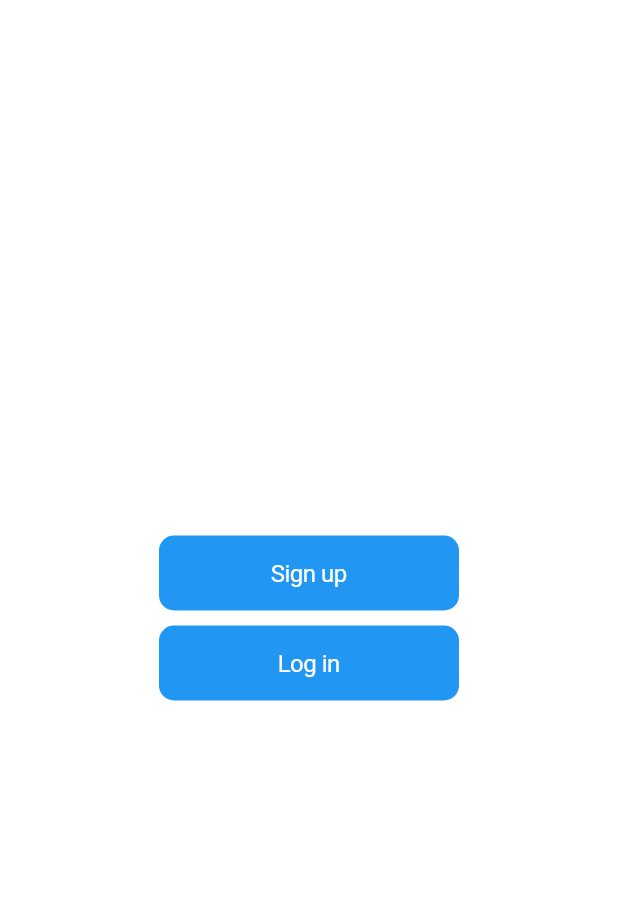
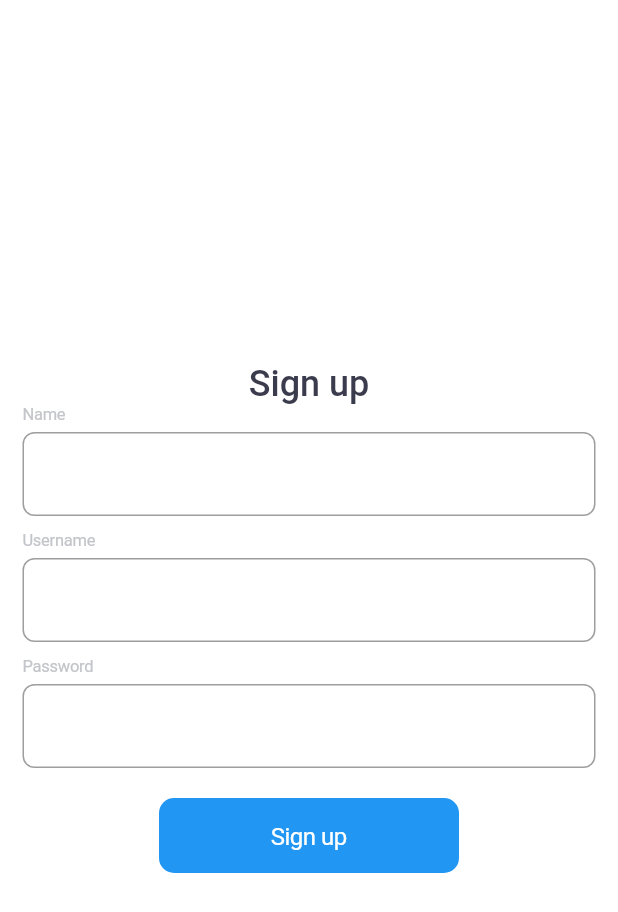
Before and after one commit to SonaHunanyan/make_better_me, a Flutter app: the screen it shows after launch, after a tap on "Sign up", on a phone screen of 412 x 824 dp. Shown: the top 912 px of the screen. Run offline on Flutter 3.47's test engine with Material 2 defaults, Android fonts, the phone set to English and light mode, and no system bars; our stand-ins replace equatable, flutter_bloc, rxdart, shared_preferences.

Commit message:
ADD sign up validation

```diff
--- a/lib/domain/entity/user.dart
+++ b/lib/domain/entity/user.dart
@@ -4,18 +4,18 @@ class User extends Equatable {
   const User(
       {required this.id,
       required this.name,
-      required this.login,
+      required this.username,
       required this.password});
   final String id;
   final String name;
-  final String login;
+  final String username;
   final String password;
 
   factory User.fromJson(Map<String, dynamic> json) {
     return User(
       id: json['id'] as String,
       name: json['name'] as String,
-      login: json['login'] as String,
+      username: json['username'] as String,
       password: json['password'] as String,
     );
   }
@@ -24,7 +24,7 @@ class User extends Equatable {
     return <String, dynamic>{
       'id': id,
       'name': name,
-      'login': login,
+      'username': username,
       'password': password,
     };
   }
--- a/lib/presentation/page/home/home_page.dart
+++ b/lib/presentation/page/home/home_page.dart
@@ -1,5 +1,6 @@
 import 'package:flutter/material.dart';
 import 'package:make_better_me/presentation/constant/constans.dart';
+import 'package:make_better_me/presentation/page/sign_up/sign_up_page.dart';
 import 'package:make_better_me/presentation/themes/app_strings.dart';
 import 'package:make_better_me/presentation/widget/rounded_button.dart';
 
@@ -19,7 +20,10 @@ class _HomePageState extends State<HomePage> {
         mainAxisAlignment: MainAxisAlignment.center,
         children: [
           RoundedButton(
-            onTap: () {},
+            onTap: () {
+              Navigator.of(context).push(
+                  MaterialPageRoute(builder: (context) => const SignUpPage()));
+            },
             title: AppStrings.signUp,
           ),
           Padding(
--- /dev/null
+++ b/lib/presentation/page/sign_up/bloc/sign_up_bloc.dart
@@ -0,0 +1,67 @@
+import 'package:flutter_bloc/flutter_bloc.dart';
+import 'package:make_better_me/presentation/page/sign_up/bloc/sign_up_event.dart';
+import 'package:make_better_me/presentation/page/sign_up/bloc/sign_up_state.dart';
+import 'package:make_better_me/presentation/util/validator.dart';
+import '../../../extension/bloc_transform.dart';
+
+class SignUpBloc extends Bloc<SignUpEvent, SignUpState> {
+  SignUpBloc() : super(SignUpInitialState()) {
+    on<UsernameValidationEvent>(_onUsernameValidationEvent,
+        transformer: debounce(const Duration(milliseconds: 500)));
+    on<NameValidationEvent>(_onNameValidationEvent,
+        transformer: debounce(const Duration(milliseconds: 500)));
+    on<PasswordValidationEvent>(_onPasswordValidationEvent,
+        transformer: debounce(const Duration(milliseconds: 500)));
+    on<FormValidationEvent>(_onFormValidationEvent);
+  }
+
+  Future<void> _onUsernameValidationEvent(
+      UsernameValidationEvent event, Emitter<SignUpState> emit) async {
+    final errorText = Validators.emptyValidators(event.username);
+    if (errorText == null) {
+      emit(UsernameValidatedState());
+      return;
+    }
+
+    emit(UsernameInvalidState(errorMessage: errorText));
+  }
+
+  Future<void> _onNameValidationEvent(
+      NameValidationEvent event, Emitter<SignUpState> emit) async {
+    final errorText = Validators.emptyValidators(event.name);
+    if (errorText == null) {
+      emit(NameValidatedState());
+      return;
+    }
+
+    emit(NameInvalidState(errorMessage: errorText));
+  }
+
+  Future<void> _onPasswordValidationEvent(
+      PasswordValidationEvent event, Emitter<SignUpState> emit) async {
+    final errorText = Validators.passwordValidators(event.password);
+    if (errorText == null) {
+      emit(PasswordValidatedState());
+      return;
+    }
+
+    emit(PasswordInvalidState(errorMessage: errorText));
+  }
+
+  Future<void> _onFormValidationEvent(
+      FormValidationEvent event, Emitter<SignUpState> emit) async {
+    final nameErrorText = Validators.emptyValidators(event.name);
+    final usernameErrorText = Validators.emptyValidators(event.username);
+    final passwordErrorText = Validators.passwordValidators(event.password);
+    if (nameErrorText == null &&
+        usernameErrorText == null &&
+        passwordErrorText == null) {
+      emit(FormValidState());
+      return;
+    }
+    emit(FormInvalidState(
+        nameErrorMessage: nameErrorText,
+        usernameErrorMessage: usernameErrorText,
+        passwordErrorMessage: passwordErrorText));
+  }
+}
--- /dev/null
+++ b/lib/presentation/page/sign_up/bloc/sign_up_event.dart
@@ -0,0 +1,25 @@
+
+abstract class SignUpEvent {}
+
+class NameValidationEvent extends SignUpEvent {
+  NameValidationEvent({required this.name});
+  final String name;
+}
+
+class UsernameValidationEvent extends SignUpEvent {
+  UsernameValidationEvent({required this.username});
+  final String username;
+}
+
+class PasswordValidationEvent extends SignUpEvent {
+  PasswordValidationEvent({required this.password});
+  final String password;
+}
+
+class FormValidationEvent extends SignUpEvent {
+  FormValidationEvent(
+      {required this.name, required this.password, required this.username});
+  final String name;
+  final String username;
+  final String password;
+}
--- /dev/null
+++ b/lib/presentation/page/sign_up/bloc/sign_up_state.dart
@@ -0,0 +1,50 @@
+import 'package:equatable/equatable.dart';
+
+abstract class SignUpState extends Equatable {
+  @override
+  List<Object?> get props => [];
+}
+
+class SignUpInitialState extends SignUpState {}
+
+class NameValidatedState extends SignUpState {}
+
+class NameInvalidState extends SignUpState {
+  NameInvalidState({required this.errorMessage});
+  final String errorMessage;
+  @override
+  List<Object?> get props => [errorMessage];
+}
+
+class UsernameValidatedState extends SignUpState {}
+
+class UsernameInvalidState extends SignUpState {
+  UsernameInvalidState({required this.errorMessage});
+  final String errorMessage;
+  @override
+  List<Object?> get props => [errorMessage];
+}
+
+class PasswordValidatedState extends SignUpState {}
+
+class PasswordInvalidState extends SignUpState {
+  PasswordInvalidState({required this.errorMessage});
+  final String errorMessage;
+  @override
+  List<Object?> get props => [errorMessage];
+}
+
+class FormValidState extends SignUpState {}
+
+class FormInvalidState extends SignUpState {
+  FormInvalidState(
+      {this.nameErrorMessage,
+      this.passwordErrorMessage,
+      this.usernameErrorMessage});
+  final String? passwordErrorMessage;
+  final String? usernameErrorMessage;
+  final String? nameErrorMessage;
+  @override
+  List<Object?> get props =>
+      [passwordErrorMessage, usernameErrorMessage, nameErrorMessage];
+}
--- /dev/null
+++ b/lib/presentation/page/sign_up/sign_up_page.dart
@@ -0,0 +1,132 @@
+import 'package:flutter/material.dart';
+import 'package:flutter_bloc/flutter_bloc.dart';
+import 'package:make_better_me/presentation/constant/constans.dart';
+import 'package:make_better_me/presentation/extension/app_theme.dart';
+import 'package:make_better_me/presentation/page/sign_up/bloc/sign_up_event.dart';
+import 'package:make_better_me/presentation/page/sign_up/bloc/sign_up_state.dart';
+import 'package:make_better_me/presentation/themes/app_strings.dart';
+import 'package:make_better_me/presentation/widget/app_text_field.dart';
+import 'package:make_better_me/presentation/widget/rounded_button.dart';
+
+import 'bloc/sign_up_bloc.dart';
+
+class SignUpPage extends StatefulWidget {
+  const SignUpPage({super.key});
+  @override
+  State<StatefulWidget> createState() => _SignUpState();
+}
+
+class _SignUpState extends State<SignUpPage> {
+  String? _nameErrorText;
+  String? _passwordErrorText;
+  String? _usernameErrorText;
+
+  final _nameController = TextEditingController();
+  final _passwordController = TextEditingController();
+  final _usernameController = TextEditingController();
+
+  final _signUpBloc = SignUpBloc();
+
+  @override
+  void dispose() {
+    _signUpBloc.close();
+    super.dispose();
+  }
+
+  @override
+  Widget build(BuildContext context) {
+    return BlocProvider<SignUpBloc>(
+        create: (context) => _signUpBloc,
+        child: BlocListener<SignUpBloc, SignUpState>(
+          listener: _blocListener,
+          child: BlocBuilder<SignUpBloc, SignUpState>(
+              builder: (context, state) => _render),
+        ));
+  }
+
+  Widget get _render => Scaffold(
+          body: Center(
+        child: Padding(
+          padding: EdgeInsets.symmetric(horizontal: 15 * grw(context)),
+          child: Column(
+            mainAxisAlignment: MainAxisAlignment.center,
+            children: [
+              Text(
+                AppStrings.signUp,
+                style: context.themeData.textTheme.headline1,
+              ),
+              AppTextField(
+                labelText: AppStrings.name,
+                errorText: _nameErrorText,
+                controller: _nameController,
+                onChange: (value) {
+                  _signUpBloc.add(NameValidationEvent(name: value));
+                },
+              ),
+              Padding(
+                  padding: EdgeInsets.only(top: 10 * grh(context)),
+                  child: AppTextField(
+                    labelText: AppStrings.username,
+                    errorText: _usernameErrorText,
+                    controller: _usernameController,
+                    onChange: (value) {
+                      _signUpBloc.add(UsernameValidationEvent(username: value));
+                    },
+                  )),
+              Padding(
+                  padding: EdgeInsets.only(
+                      top: 10 * grh(context), bottom: 20 * grh(context)),
+                  child: AppTextField(
+                    labelText: AppStrings.password,
+                    errorText: _passwordErrorText,
+                    controller: _passwordController,
+                    onChange: (value) {
+                      _signUpBloc.add(PasswordValidationEvent(password: value));
+                    },
+                  )),
+              RoundedButton(
+                  onTap: () {
+                    _signUpBloc.add(FormValidationEvent(
+                        name: _nameController.text,
+                        password: _passwordController.text,
+                        username: _usernameController.text));
+                  },
+                  title: AppStrings.signUp)
+            ],
+          ),
+        ),
+      ));
+}
+
+extension _SignUpStateAddition on _SignUpState {
+  void _blocListener(BuildContext context, SignUpState state) {
+    if (state is NameInvalidState) {
+      _nameErrorText = state.errorMessage;
+    }
+    if (state is UsernameInvalidState) {
+      _usernameErrorText = state.errorMessage;
+    }
+    if (state is PasswordInvalidState) {
+      _passwordErrorText = state.errorMessage;
+    }
+    if (state is FormInvalidState) {
+      _nameErrorText = state.nameErrorMessage;
+      _passwordErrorText = state.passwordErrorMessage;
+      _usernameErrorText = state.usernameErrorMessage;
+    }
+    if (state is NameValidatedState) {
+      _nameErrorText = null;
+    }
+    if (state is UsernameValidatedState) {
+      _usernameErrorText = null;
+    }
+    if (state is PasswordValidatedState) {
+      _passwordErrorText = null;
+    }
+    if (state is FormValidationEvent) {
+      _nameErrorText = null;
+      _usernameErrorText = null;
+      _passwordErrorText = null;
+    }
+  }
+}
--- a/lib/presentation/themes/app_strings.dart
+++ b/lib/presentation/themes/app_strings.dart
@@ -1,13 +1,9 @@
 class AppStrings {
   static const logIn = 'Log in';
   static const signUp = 'Sign up';
-  static const guestMode = 'Guest mode';
   static const password = 'Password';
-  static const email = 'Email';
-  static const forgotPassword = 'Forgot the password';
-  static const signUpWith = 'Sign up with';
   static const valueRequired = 'This field is required';
-  static const invalidEmail = 'Invalid email';
   static const passwordDidNotMatch = 'Password did not match';
-  static const verificationCodeError = 'Code have to be 4 digits';
+  static const name = 'Name';
+  static const username = 'Username';
 }
--- a/lib/presentation/util/validator.dart
+++ b/lib/presentation/util/validator.dart
@@ -1,28 +1,9 @@
 import 'package:make_better_me/presentation/themes/app_strings.dart';
-import 'package:make_better_me/presentation/util/rep_exp.dart';
 
 class Validators {
-  static String? verificationCodeValidators(String value) {
-    if (value.length < 4) {
-      return AppStrings.verificationCodeError;
-    }
-    return null;
-  }
-
   static String? emptyValidators(String value) {
     if (value.isEmpty) {
       return AppStrings.valueRequired;
-    }
-    return null;
-  }
-
-  static String? emailValidator(String value) {
-    final val = emptyValidators(value);
-    if (val != null) {
-      return val;
-    }
-    if (!value.contains(RegExp(emailRegExp))) {
-      return AppStrings.invalidEmail;
     }
     return null;
   }
--- /dev/null
+++ b/lib/presentation/widget/app_text_field.dart
@@ -0,0 +1,59 @@
+import 'package:flutter/material.dart';
+import 'package:flutter/services.dart';
+import 'package:make_better_me/presentation/constant/constans.dart';
+import 'package:make_better_me/presentation/extension/app_theme.dart';
+import 'package:make_better_me/presentation/themes/app_colors.dart';
+
+class AppTextField extends StatelessWidget {
+  const AppTextField({
+    Key? key,
+    this.controller,
+    this.labelText,
+    this.errorText,
+    this.keyboardType,
+    this.onChange,
+    this.inputFormatters,
+  }) : super(key: key);
+  final TextEditingController? controller;
+  final String? labelText;
+  final String? errorText;
+  final TextInputType? keyboardType;
+  final Function(String)? onChange;
+  final List<TextInputFormatter>? inputFormatters;
+  @override
+  Widget build(BuildContext context) {
+    return Column(
+      crossAxisAlignment: CrossAxisAlignment.start,
+      children: [
+        _label(context),
+        TextField(
+            inputFormatters: inputFormatters,
+            onChanged: onChange,
+            controller: controller,
+            style: const TextStyle(
+                color: AppColors.darkPurple,
+                fontSize: 13,
+                fontWeight: FontWeight.w400),
+            keyboardType: keyboardType,
+            decoration: InputDecoration(
+              errorText: errorText,
+              border: OutlineInputBorder(
+                borderRadius: BorderRadius.circular(8.0),
+                borderSide: const BorderSide(color: AppColors.brightGrey),
+              ),
+            )),
+      ],
+    );
+  }
+
+  Widget _label(BuildContext context) {
+    if (labelText == null) {
+      return const SizedBox();
+    }
+    return Padding(
+      padding: EdgeInsets.only(bottom: 6 * grh(context)),
+      child: Text(labelText!,
+          style: context.themeData.inputDecorationTheme.labelStyle),
+    );
+  }
+}
```
